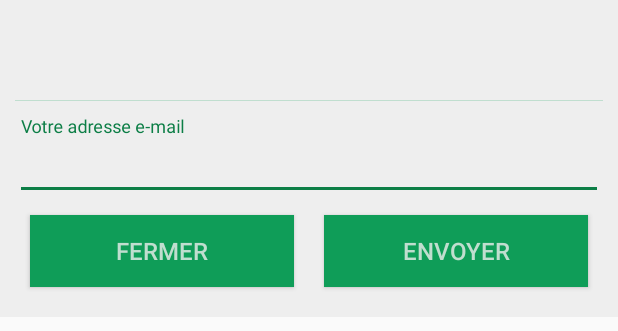
After one commit to fdigbeu/mp-android, an Android app: the layout dialog_password_oublie.xml on its own in the app's theme, with its tools: preview values and no code run, on a phone screen of 412 x 824 dp. The commit adds this screen. Shown: the top 331 px of the screen. Run offline under Robolectric (Android 15) with nearby library versions, the phone set to English and light mode, and no system bars.

Commit message:
Adding new feature

```diff
--- a/app/src/main/java/com/maliprestige/Presenter/ChildFrag/ChildFragPresenter.java
+++ b/app/src/main/java/com/maliprestige/Presenter/ChildFrag/ChildFragPresenter.java
@@ -149,4 +149,10 @@ public class ChildFragPresenter implements ChildFragView.IPresenter{
             Log.e("TAG_ERROR", "ChildFragPresenter-->showProductDetail() : "+ex.getMessage());
         }
     }
+
+    public void cancelAsytask(){
+        if(childAsyntask != null){
+            childAsyntask.cancel(true);
+        }
+    }
 }
--- a/app/src/main/java/com/maliprestige/Presenter/Home/HomePresenter.java
+++ b/app/src/main/java/com/maliprestige/Presenter/Home/HomePresenter.java
@@ -117,6 +117,11 @@ public class HomePresenter implements HomeView.IPresenter{
                     case "commandes": // Mes commandes
                         iHome.changeHomeView(6, titreSlide);
                         iHome.checkedNavigationView(R.id.nav_mes_commandes);
+                        break;
+
+                    case "inscription": // S'inscrire
+                        iHome.changeHomeView(9, "S'inscrire");
+                        iHome.checkedNavigationView(R.id.nav_inscription);
                         break;
                 }
             }
--- /dev/null
+++ b/app/src/main/res/layout/dialog_password_oublie.xml
@@ -0,0 +1,99 @@
+<?xml version="1.0" encoding="utf-8"?>
+<ScrollView
+    xmlns:android="http://schemas.android.com/apk/res/android"
+    xmlns:app="http://schemas.android.com/apk/res-auto"
+    xmlns:tools="http://schemas.android.com/tools"
+    android:background="@color/colorGrayLight"
+    android:id="@+id/scrollview"
+    android:layout_width="match_parent"
+    android:layout_height="wrap_content"
+    android:padding="@dimen/largeur_element_ten">
+
+    <LinearLayout
+        android:layout_width="match_parent"
+        android:layout_height="wrap_content"
+        android:gravity="center_horizontal"
+        android:orientation="vertical">
+
+        <TextView
+            android:id="@+id/title_form_pwdOublie"
+            android:layout_width="match_parent"
+            android:layout_height="wrap_content"
+            android:text=""
+            android:textStyle="bold"
+            android:textSize="@dimen/text_size_18sp"
+            android:gravity="center"
+            android:padding="@dimen/fab_margin"/>
+        <TextView
+            android:layout_width="match_parent"
+            style="@style/CustomHorizontalLine" />
+
+        <android.support.design.widget.TextInputLayout
+            android:layout_width="match_parent"
+            android:layout_height="wrap_content"
+            android:layout_marginTop="@dimen/largeur_element_ten">
+
+            <android.support.design.widget.TextInputEditText
+                android:id="@+id/form_pwdOublie_email"
+                android:layout_width="match_parent"
+                android:layout_height="wrap_content"
+                android:inputType="textEmailAddress"
+                android:hint="@string/lb_form_votre_email"
+                android:maxLines="1" />
+
+        </android.support.design.widget.TextInputLayout>
+
+        <ProgressBar
+            style="?android:attr/progressBarStyle"
+            android:layout_width="wrap_content"
+            android:layout_height="wrap_content"
+            android:layout_gravity="center"
+            android:visibility="gone"
+            android:id="@+id/password_oublie_progressBar" />
+
+        <LinearLayout
+            android:layout_width="match_parent"
+            android:layout_height="wrap_content"
+            android:orientation="horizontal">
+
+            <Button
+                android:id="@+id/form_btn_fermer"
+                android:layout_width="match_parent"
+                android:layout_height="wrap_content"
+                android:layout_weight="1"
+                android:textSize="@dimen/text_size_16sp"
+                android:background="@color/colorPrimary"
+                android:textColor="@color/colorWhiteGreen"
+                android:paddingTop="@dimen/largeur_element_ten"
+                android:padding="@dimen/largeur_element_ten"
+                android:layout_margin="@dimen/largeur_element_ten"
+                android:layout_gravity="center"
+                android:text="@string/lb_btn_fermer"
+                android:clickable="true"
+                android:contentDescription="@string/lb_empty"
+                android:foreground="?android:attr/selectableItemBackground"
+                android:gravity="center"/>
+
+            <Button
+                android:id="@+id/form_btn_envoyer"
+                android:layout_width="match_parent"
+                android:layout_height="wrap_content"
+                android:layout_weight="1"
+                android:textSize="@dimen/text_size_16sp"
+                android:background="@color/colorPrimary"
+                android:textColor="@color/colorWhiteGreen"
+                android:paddingTop="@dimen/largeur_element_ten"
+                android:padding="@dimen/largeur_element_ten"
+                android:layout_margin="@dimen/largeur_element_ten"
+                android:layout_gravity="center"
+                android:text="@string/lb_btn_envoyer"
+                android:clickable="true"
+                android:contentDescription="@string/lb_empty"
+                android:foreground="?android:attr/selectableItemBackground"
+                android:gravity="center"/>
+
+        </LinearLayout>
+
+    </LinearLayout>
+
+</ScrollView>
--- a/app/src/main/res/layout/fragment_account.xml
+++ b/app/src/main/res/layout/fragment_account.xml
@@ -107,7 +107,7 @@
                             android:layout_width="match_parent"
                             android:layout_height="wrap_content"
                             android:textStyle="bold"
-                            android:textSize="@dimen/text_size_18sp"
+                            android:textSize="@dimen/text_size_16sp"
                             android:layout_weight="2"
                             android:paddingLeft="@dimen/largeur_element_ten"
                             android:paddingBottom="@dimen/largeur_element_ten"
--- a/app/src/main/res/layout/fragment_inscription.xml
+++ b/app/src/main/res/layout/fragment_inscription.xml
@@ -92,7 +92,7 @@
                 android:id="@+id/form_btn_enregistrer"
                 android:layout_width="match_parent"
                 android:layout_height="wrap_content"
-                android:textSize="@dimen/text_size_18sp"
+                android:textSize="@dimen/text_size_16sp"
                 android:background="@color/colorPrimary"
                 android:textColor="@color/colorWhiteGreen"
                 android:paddingTop="@dimen/largeur_element_ten"
--- a/app/src/main/res/values/strings.xml
+++ b/app/src/main/res/values/strings.xml
@@ -15,6 +15,8 @@
     <string name="lb_inscription">S\'inscrire</string>
     <string name="lb_ajouter_au_panier">Ajouter au panier</string>
     <string name="lb_form_pas_de_compte">Je n\'ai pas de compte</string>
+    <string name="lb_btn_envoyer">Envoyer</string>
+    <string name="lb_btn_fermer">Fermer</string>
 
     <string name="lb_adressses_livraisons">ADRESSES DE LIVRAISONS</string>
     <string name="lb_nom_prenom">Nom / Prénom</string>
@@ -49,12 +51,12 @@
         <item>Monsieur</item>
     </string-array>
     <string name="mp_cgv_link">/conditions-de-ventes/</string>
-    <string name="mp_password_oublie_link">/mot-de-passe-oublie/</string>
 
     <string name="mp_json_hote_production">http://www.recette.maliprestige.com</string>
     <string name="mp_json_slide">/api/slides.json/</string>
     <!-- TYPE_PRODUIT = all|homme|femme|enfant|exotique et LIMIT_PRODUIT = 0 à n -->
     <string name="mp_json_produit">/api/type/{TYPE_PRODUIT}/limit/{LIMIT_PRODUIT}/produits.json/</string>
+    <string name="mp_json_client_pwd_oublie">/mot-de-passe-oublie/</string>
     <string name="mp_json_client_commande">/api/client/token/{CLIENT_TOKEN}/commandes.json/</string>
     <string name="mp_json_client_connexion">/api/client/connexion.json/</string>
     <string name="mp_json_client_inscription">/api/client/inscription.json/</string>
```
Also changed, not shown: app/src/main/java/com/maliprestige/Presenter/ConnectionFrag/ConnectionFragPresenter.java (+38 -1 lines), app/src/main/java/com/maliprestige/Presenter/ExoticFrag/ExoticFragPresenter.java (+12 -5 lines), app/src/main/java/com/maliprestige/Presenter/Home/SendFormData.java (+9 -2 lines), app/src/main/java/com/maliprestige/Presenter/HomeFag/HomeFragPresenter.java (+7 -0 lines), app/src/main/java/com/maliprestige/Presenter/InscriptionFrag/InscriptionFragPresenter.java (+7 -6 lines), app/src/main/java/com/maliprestige/Presenter/ManFrag/ManFragPresenter.java (+7 -0 lines), app/src/main/java/com/maliprestige/Presenter/PwdOublieDialog/PwdOublieDialogPresenter.java (added, +93 -0 lines), app/src/main/java/com/maliprestige/Presenter/WomanFrag/WomanFragPresenter.java (+7 -0 lines), app/src/main/java/com/maliprestige/View/Dialogs/PwdOublieDialog.java (added, +111 -0 lines), app/src/main/java/com/maliprestige/View/Fragments/ConnectionFragment.java (+17 -0 lines), app/src/main/java/com/maliprestige/View/Interfaces/PwdOublieDialogView.java (added, +21 -0 lines).
